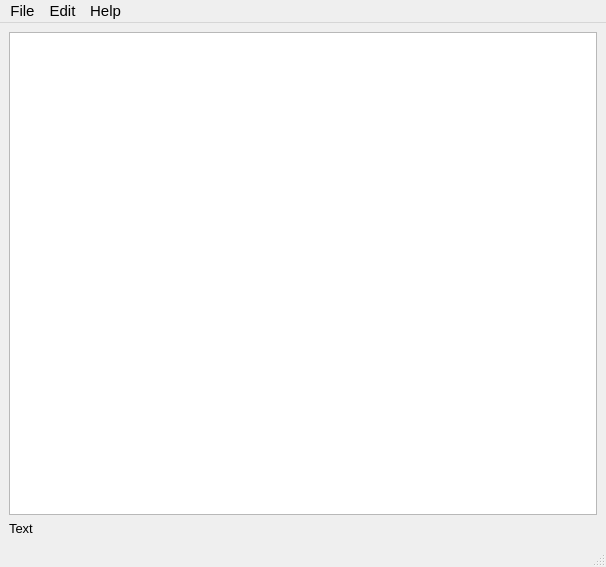
Above: src/design/mainwindow.ui from xaprier/qt-notepad before the change. Below: the same form after it.
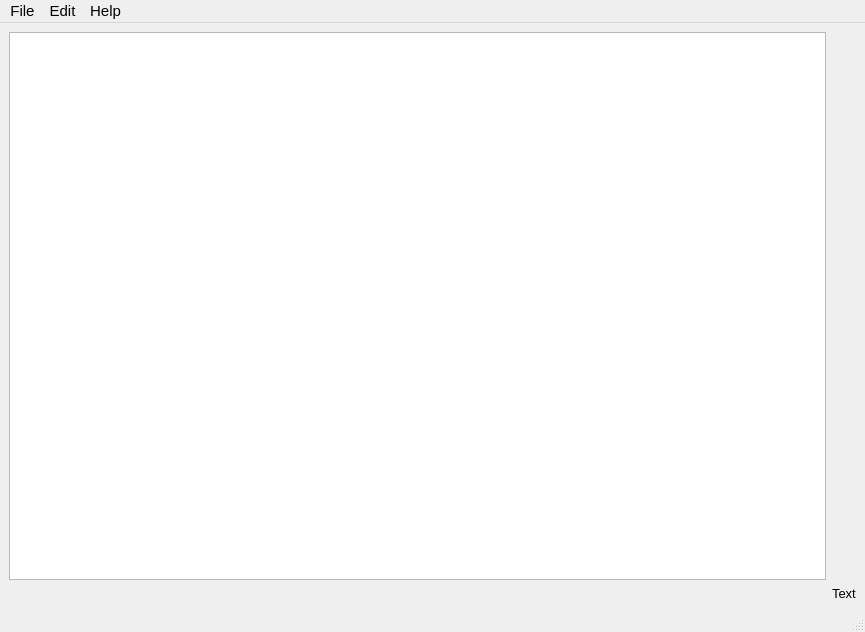
That is the form after the change. Icons and pictures are not drawn.

What changed in the file:
```diff
--- a/src/design/mainwindow.ui
+++ b/src/design/mainwindow.ui
@@ -9,8 +9,8 @@
    <rect>
     <x>0</x>
     <y>0</y>
-    <width>606</width>
-    <height>567</height>
+    <width>865</width>
+    <height>632</height>
    </rect>
   </property>
   <property name="font">
@@ -39,7 +39,7 @@
       </property>
      </widget>
     </item>
-    <item row="1" column="0">
+    <item row="1" column="1">
      <widget class="QLabel" name="showLine">
       <property name="text">
        <string>Text</string>
@@ -53,8 +53,8 @@
     <rect>
      <x>0</x>
      <y>0</y>
-     <width>606</width>
-     <height>22</height>
+     <width>865</width>
+     <height>26</height>
     </rect>
    </property>
    <property name="font">
```
Left out of the diff: 8 changed lines with no effect on the pictures.
